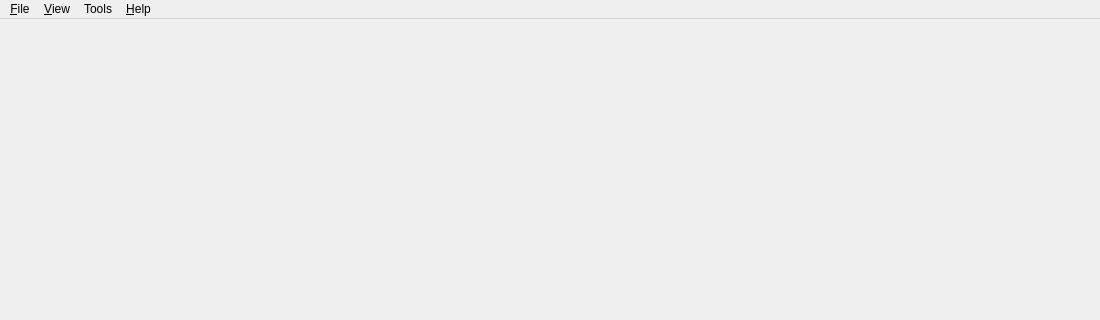
First picture: the form in ui/mainwindow.ui, repository ekamperi/dicomviewer, before the edit; both pictures show x 0 to 1100 and y 0 to 320 of the 1100 by 878 pixel window.
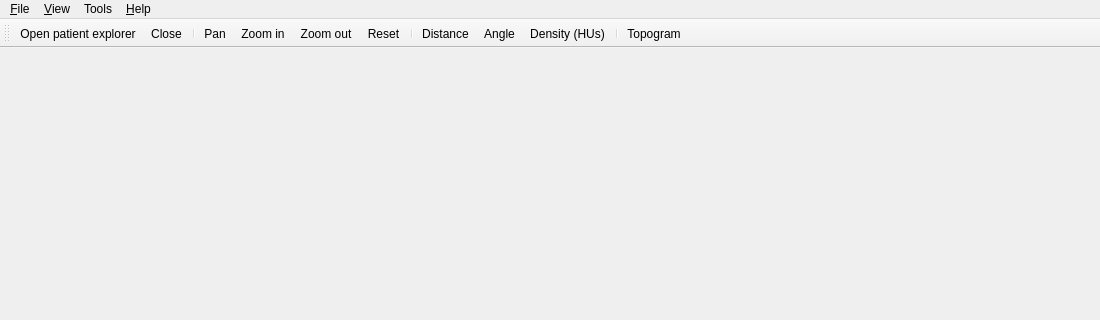
Second picture: the form after the edit. Icons and pictures are not drawn.

Commit message: Add resources file for the toolbar icons

```diff
--- a/ui/mainwindow.ui
+++ b/ui/mainwindow.ui
@@ -117,6 +117,30 @@
    <addaction name="menuHelp"/>
   </widget>
   <widget class="QStatusBar" name="statusBar"/>
+  <widget class="QToolBar" name="tlbMain">
+   <property name="windowTitle">
+    <string>toolBar</string>
+   </property>
+   <attribute name="toolBarArea">
+    <enum>TopToolBarArea</enum>
+   </attribute>
+   <attribute name="toolBarBreak">
+    <bool>false</bool>
+   </attribute>
+   <addaction name="actionOpen_patient_explorer"/>
+   <addaction name="actionClose"/>
+   <addaction name="separator"/>
+   <addaction name="actionPan"/>
+   <addaction name="actionZoom_in"/>
+   <addaction name="actionZoom_out"/>
+   <addaction name="action_Reset"/>
+   <addaction name="separator"/>
+   <addaction name="actionDistance"/>
+   <addaction name="actionAngle"/>
+   <addaction name="actionDensity_HUs"/>
+   <addaction name="separator"/>
+   <addaction name="actionTopogram"/>
+  </widget>
   <action name="actionAbout">
    <property name="text">
     <string>&amp;About</string>
@@ -283,6 +307,24 @@
     <string>Open patient explorer...</string>
    </property>
   </action>
+  <action name="actionZoom_in">
+   <property name="icon">
+    <iconset resource="application.qrc">
+     <normaloff>:/icons/icons/zoom_in1.png</normaloff>:/icons/icons/zoom_in1.png</iconset>
+   </property>
+   <property name="text">
+    <string>Zoom in</string>
+   </property>
+  </action>
+  <action name="actionZoom_out">
+   <property name="icon">
+    <iconset resource="application.qrc">
+     <normaloff>:/icons/icons/zoom_out1.png</normaloff>:/icons/icons/zoom_out1.png</iconset>
+   </property>
+   <property name="text">
+    <string>Zoom out</string>
+   </property>
+  </action>
  </widget>
  <layoutdefault spacing="6" margin="11"/>
  <resources/>
```
Left out of the diff: 9 changed lines with no effect on the pictures. The commit also changes 5 other files.
